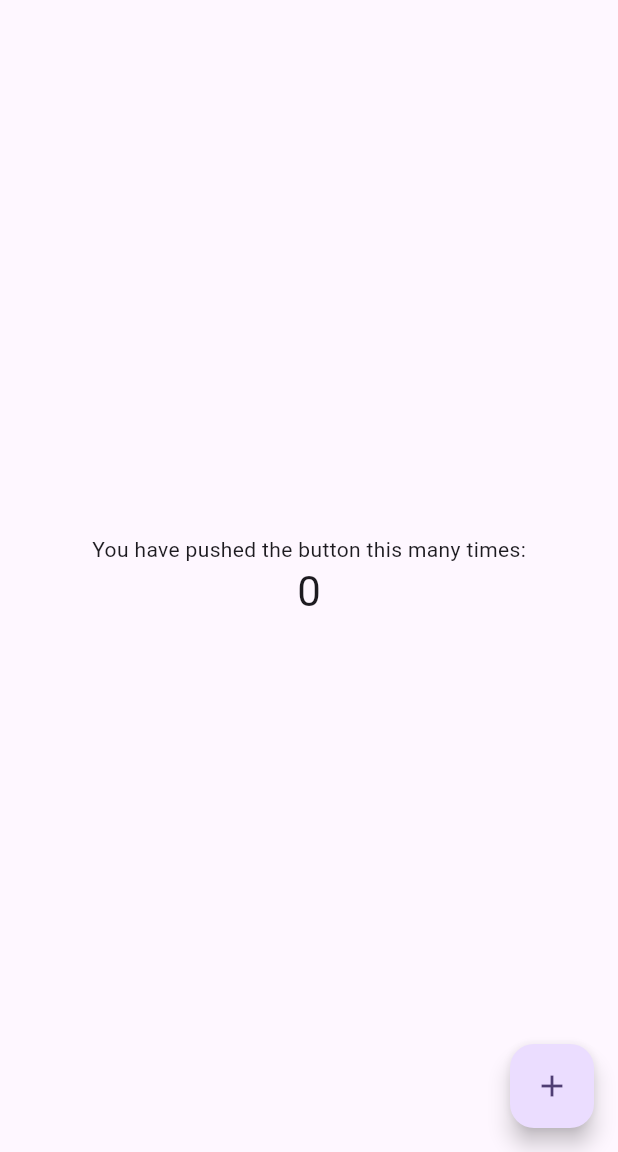
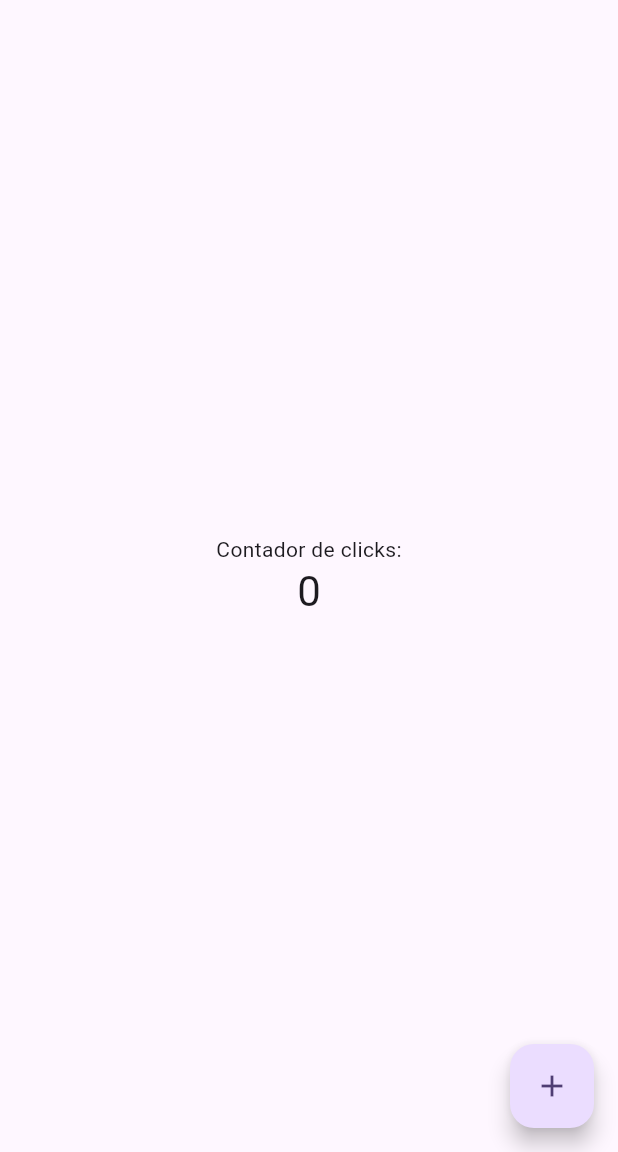
Before and after one commit to V1n1c1us-K-S-W4t4n4b3/Projeto-perguntas-Flutter, a Flutter app: the screen it shows after launch, on a phone screen of 412 x 824 dp, the part 84-1236 px from its top. Run offline on Flutter 3.47's test engine with Material 3 defaults, Android fonts, the phone set to English and light mode, and no system bars.

Commit message:
removing comments

```diff
--- a/lib/main.dart
+++ b/lib/main.dart
@@ -7,27 +7,11 @@ void main() {
 class MyApp extends StatelessWidget {
   const MyApp({super.key});
 
-  // This widget is the root of your application.
   @override
   Widget build(BuildContext context) {
     return MaterialApp(
       title: 'Flutter Demo',
       theme: ThemeData(
-        // This is the theme of your application.
-        //
-        // TRY THIS: Try running your application with "flutter run". You'll see
-        // the application has a purple toolbar. Then, without quitting the app,
-        // try changing the seedColor in the colorScheme below to Colors.green
-        // and then invoke "hot reload" (save your changes or press the "hot
-        // reload" button in a Flutter-supported IDE, or press "r" if you used
-        // the command line to start the app).
-        //
-        // Notice that the counter didn't reset back to zero; the application
-        // state is not lost during the reload. To reset the state, use hot
-        // restart instead.
-        //
-        // This works for code too, not just values: Most code changes can be
-        // tested with just a hot reload.
         colorScheme: ColorScheme.fromSeed(seedColor: Colors.deepPurple),
         useMaterial3: true,
       ),
@@ -38,15 +22,6 @@ class MyApp extends StatelessWidget {
 
 class MyHomePage extends StatefulWidget {
   const MyHomePage({super.key, required this.title});
-
-  // This widget is the home page of your application. It is stateful, meaning
-  // that it has a State object (defined below) that contains fields that affect
-  // how it looks.
-
-  // This class is the configuration for the state. It holds the values (in this
-  // case the title) provided by the parent (in this case the App widget) and
-  // used by the build method of the State. Fields in a Widget subclass are
-  // always marked "final".
 
   final String title;
 
@@ -59,54 +34,23 @@ class _MyHomePageState extends State<MyHomePage> {
 
   void _incrementCounter() {
     setState(() {
-      // This call to setState tells the Flutter framework that something has
-      // changed in this State, which causes it to rerun the build method below
-      // so that the display can reflect the updated values. If we changed
-      // _counter without calling setState(), then the build method would not be
-      // called again, and so nothing would appear to happen.
       _counter++;
     });
   }
 
   @override
   Widget build(BuildContext context) {
-    // This method is rerun every time setState is called, for instance as done
-    // by the _incrementCounter method above.
-    //
-    // The Flutter framework has been optimized to make rerunning build methods
-    // fast, so that you can just rebuild anything that needs updating rather
-    // than having to individually change instances of widgets.
     return Scaffold(
       appBar: AppBar(
-        // TRY THIS: Try changing the color here to a specific color (to
-        // Colors.amber, perhaps?) and trigger a hot reload to see the AppBar
-        // change color while the other colors stay the same.
         backgroundColor: Theme.of(context).colorScheme.inversePrimary,
-        // Here we take the value from the MyHomePage object that was created by
-        // the App.build method, and use it to set our appbar title.
         title: Text(widget.title),
       ),
       body: Center(
-        // Center is a layout widget. It takes a single child and positions it
-        // in the middle of the parent.
         child: Column(
-          // Column is also a layout widget. It takes a list of children and
-          // arranges them vertically. By default, it sizes itself to fit its
-          // children horizontally, and tries to be as tall as its parent.
-          //
-          // Column has various properties to control how it sizes itself and
-          // how it positions its children. Here we use mainAxisAlignment to
-          // center the children vertically; the main axis here is the vertical
-          // axis because Columns are vertical (the cross axis would be
-          // horizontal).
-          //
-          // TRY THIS: Invoke "debug painting" (choose the "Toggle Debug Paint"
-          // action in the IDE, or press "p" in the console), to see the
-          // wireframe for each widget.
           mainAxisAlignment: MainAxisAlignment.center,
           children: <Widget>[
             const Text(
-              'You have pushed the button this many times:',
+              'Contador de clicks:',
             ),
             Text(
               '$_counter',
@@ -119,7 +63,7 @@ class _MyHomePageState extends State<MyHomePage> {
         onPressed: _incrementCounter,
         tooltip: 'Increment',
         child: const Icon(Icons.add),
-      ), // This trailing comma makes auto-formatting nicer for build methods.
+      ),
     );
   }
 }
```
